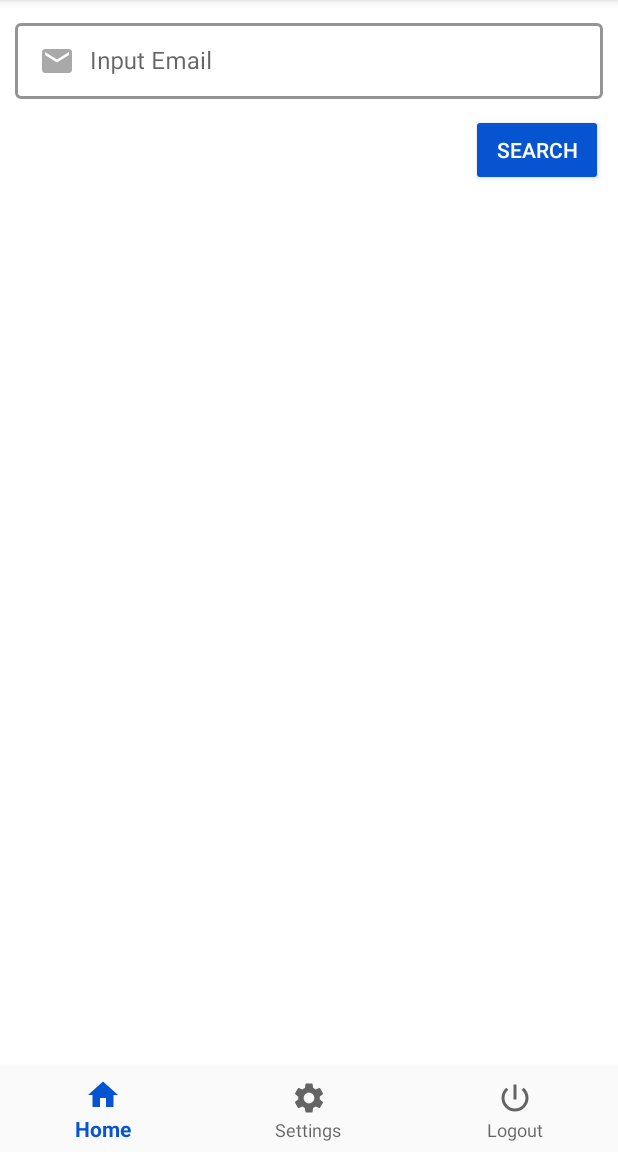
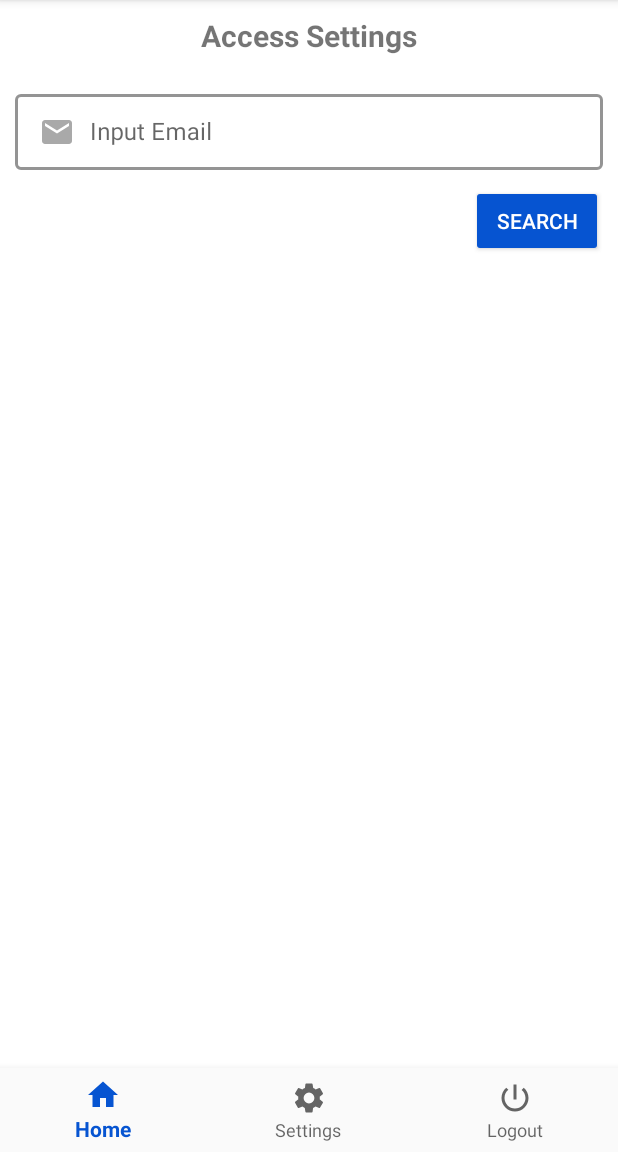
Before and after one commit to jesterx7/ElfaraApp, an Android app: the fragment AccessSettingsFragment placed in its activity, on a phone screen of 412 x 824 dp, the part 84-1236 px from its top. Run offline under Robolectric (Android 15) with nearby library versions, the phone set to English and light mode, and no system bars; 2 statements that could not run were skipped.

Commit message:
- Add title layout

```diff
--- a/app/src/main/res/layout/fragment_access_settings.xml
+++ b/app/src/main/res/layout/fragment_access_settings.xml
@@ -15,12 +15,26 @@
         android:visibility="gone"
         android:layout_centerInParent="true"
         android:indeterminateTint="@color/colorPrimary"/>
-
+    <ScrollView
+        android:layout_width="match_parent"
+        android:layout_height="wrap_content">
+        <LinearLayout
+            android:layout_width="match_parent"
+            android:layout_height="wrap_content"
+            android:orientation="vertical">
             <LinearLayout
                 android:id="@+id/llInputSearchAccessSettings"
                 android:layout_width="match_parent"
                 android:layout_height="wrap_content"
                 android:orientation="vertical">
+                <TextView
+                    android:layout_width="match_parent"
+                    android:layout_height="wrap_content"
+                    android:textAlignment="center"
+                    android:layout_marginBottom="20dp"
+                    android:textStyle="bold"
+                    android:textSize="20dp"
+                    android:text="Access Settings"/>
                 <com.google.android.material.textfield.TextInputLayout
                     android:layout_width="match_parent"
                     android:layout_height="wrap_content"
@@ -121,5 +135,7 @@
                     android:layout_marginTop="20dp"
                     android:text="Save"/>
             </LinearLayout>
+        </LinearLayout>
+    </ScrollView>
 
 </RelativeLayout>
```
Also changed, not shown: app/src/main/res/layout/fragment_date_read_data.xml (+8 -0 lines). Lines whose indentation alone changed are shown as unchanged.
